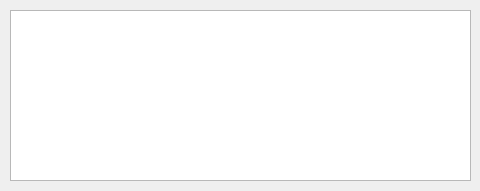
Qt form Vista/ui/interes_plazo_fijo_5a.ui (Kronos5544/SGBG) before a commit.
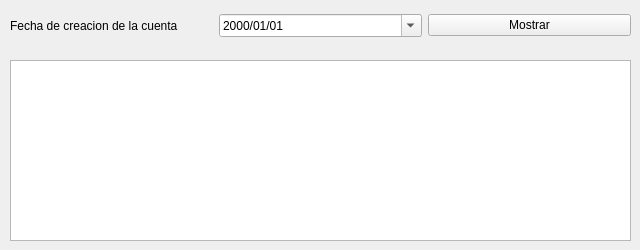
The same form after that commit.

Commit message: Modificados el presentador y la vista de la ventana de interes de Cuentas PF en 5 años para que le puedas ingresar la fecha de creación de las cuentas que deseas ver

The edit to the form file:
```diff
--- a/Vista/ui/interes_plazo_fijo_5a.ui
+++ b/Vista/ui/interes_plazo_fijo_5a.ui
@@ -6,20 +6,20 @@
    <rect>
     <x>0</x>
     <y>0</y>
-    <width>480</width>
-    <height>191</height>
+    <width>640</width>
+    <height>250</height>
    </rect>
   </property>
   <property name="minimumSize">
    <size>
-    <width>480</width>
-    <height>191</height>
+    <width>640</width>
+    <height>250</height>
    </size>
   </property>
   <property name="maximumSize">
    <size>
-    <width>480</width>
-    <height>191</height>
+    <width>640</width>
+    <height>250</height>
    </size>
   </property>
   <property name="windowTitle">
@@ -29,9 +29,9 @@
    <property name="geometry">
     <rect>
      <x>10</x>
-     <y>10</y>
-     <width>461</width>
-     <height>171</height>
+     <y>60</y>
+     <width>621</width>
+     <height>181</height>
     </rect>
    </property>
    <property name="editTriggers">
@@ -41,6 +41,59 @@
     <bool>true</bool>
    </property>
   </widget>
+  <widget class="QWidget" name="horizontalLayoutWidget">
+   <property name="geometry">
+    <rect>
+     <x>10</x>
+     <y>10</y>
+     <width>621</width>
+     <height>31</height>
+    </rect>
+   </property>
+   <layout class="QHBoxLayout" name="horizontalLayout">
+    <item>
+     <widget class="QLabel" name="label">
+      <property name="text">
+       <string>Fecha de creacion de la cuenta</string>
+      </property>
+     </widget>
+    </item>
+    <item>
+     <widget class="QDateEdit" name="fecha_creacion">
+      <property name="maximumDateTime">
+       <datetime>
+        <hour>23</hour>
+        <minute>59</minute>
+        <second>59</second>
+        <year>9999</year>
+        <month>12</month>
+        <day>31</day>
+       </datetime>
+      </property>
+      <property name="displayFormat">
+       <string>yyyy/MM/dd</string>
+      </property>
+      <property name="calendarPopup">
+       <bool>true</bool>
+      </property>
+      <property name="date">
+       <date>
+        <year>2000</year>
+        <month>1</month>
+        <day>1</day>
+       </date>
+      </property>
+     </widget>
+    </item>
+    <item>
+     <widget class="QPushButton" name="btn_mostrar">
+      <property name="text">
+       <string>Mostrar</string>
+      </property>
+     </widget>
+    </item>
+   </layout>
+  </widget>
  </widget>
  <resources/>
  <connections/>
```
The commit also changes 4 other files.
